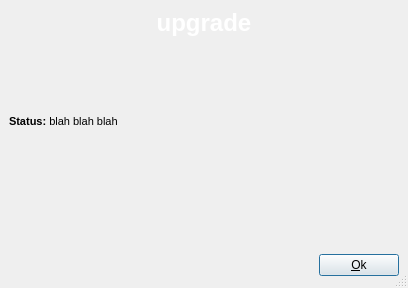
Before: the Qt Designer form wengophone/src/presentation/qt/filetransfer/UpgradeDialog.ui in tkrotoff/WengoPhone, drawn with Qt 5.
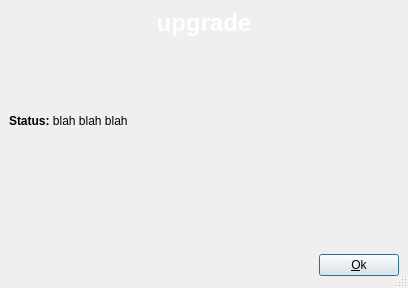
After: the same form once the commit is applied.

Commit message: * (fix) UI fix for Mac OS X

```diff
--- a/wengophone/src/presentation/qt/filetransfer/UpgradeDialog.ui
+++ b/wengophone/src/presentation/qt/filetransfer/UpgradeDialog.ui
@@ -52,7 +52,7 @@
      <item row="2" column="0" >
       <widget class="QLabel" name="statusLabel" >
        <property name="text" >
-        <string>&lt;html>&lt;head>&lt;meta name="qrichtext" content="1" />&lt;/head>&lt;body style=" white-space: pre-wrap; font-family:MS Shell Dlg; font-size:8.25pt; font-weight:400; font-style:normal; text-decoration:none;">&lt;p style=" margin-top:0px; margin-bottom:0px; margin-left:0px; margin-right:0px; -qt-block-indent:0; text-indent:0px; font-size:8pt;">&lt;span style=" font-weight:600;">Status:&lt;/span> blah blah blah&lt;/p>&lt;/body>&lt;/html></string>
+        <string>&lt;html>&lt;head>&lt;meta name="qrichtext" content="1" />&lt;/head>&lt;body style=" white-space: pre-wrap; font-family:MS Shell Dlg; font-weight:400; font-style:normal; text-decoration:none;">&lt;p style=" margin-top:0px; margin-bottom:0px; margin-left:0px; margin-right:0px; -qt-block-indent:0; text-indent:0px;">&lt;span style=" font-weight:600;">Status:&lt;/span> blah blah blah&lt;/p>&lt;/body>&lt;/html></string>
        </property>
        <property name="wordWrap" >
         <bool>true</bool>
```
The commit also changes 5 other files.
